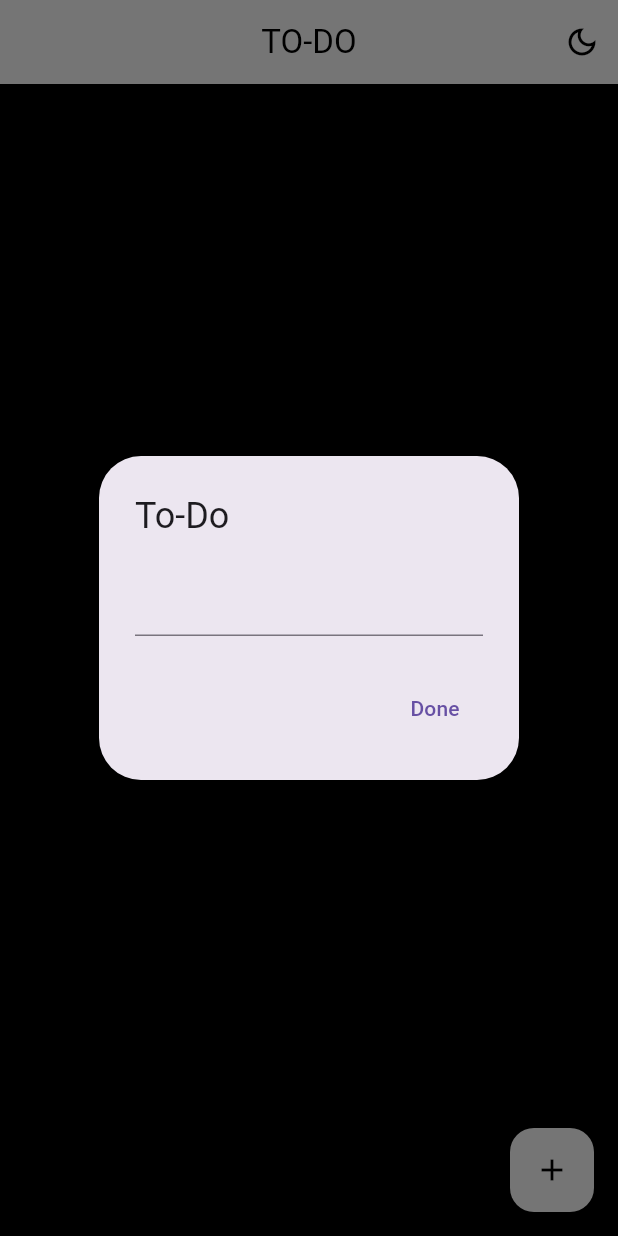
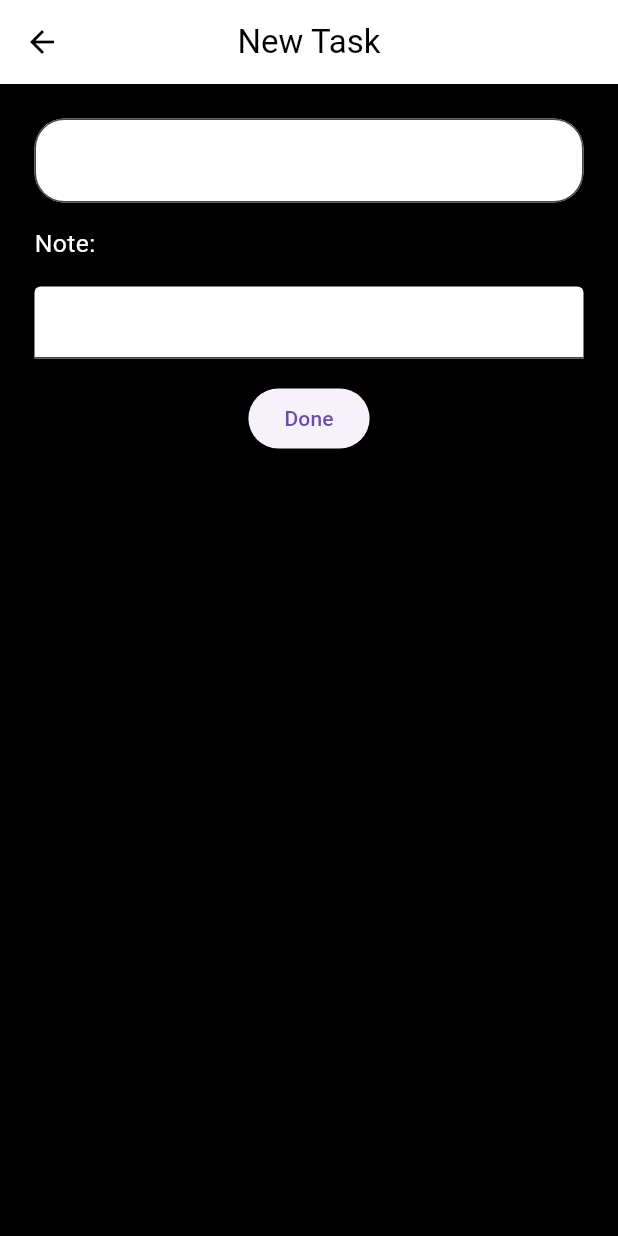
Before and after one commit to Prathik612/ToDo-App, a Flutter app: the screen it shows after launch, after a tap on the "add" icon, on a phone screen of 412 x 824 dp. Run offline on Flutter 3.47's test engine with Material 2 defaults, Android fonts, the phone set to English and light mode, and no system bars.

Commit message:
update 1

```diff
--- a/lib/main.dart
+++ b/lib/main.dart
@@ -1,4 +1,6 @@
 import 'package:flutter/material.dart';
+import 'package:to_do/providers/providers.dart';
+import 'package:to_do/utils/utils.dart';
 
 void main() {
   runApp(const MyApp());
@@ -26,12 +28,6 @@ class ToList extends StatefulWidget {
 }
 
 class _ToListState extends State<ToList> {
-  final TextEditingController _textFieldController = TextEditingController();
-  final List<String> todos = <String>[];
-  final List<bool> isPressed = <bool>[];
-  bool light = false, editMode = false;
-  // bool remove = false;
-
   @override
   Widget build(BuildContext context) {
     return Scaffold(
@@ -88,47 +84,14 @@ class _ToListState extends State<ToList> {
                       onLongPress: () {
                         showDialog(
                             context: context,
-                          barrierDismissible: false, // user must tap button!
                             builder: (BuildContext context) {
                               return AlertDialog(
-                              title: const Text('Delete Item'),
+                                title: Text('${todos[index]}'),
                                 content: SingleChildScrollView(
-                                child: ListBody(
-                                  children: const <Widget>[
-                                    Text('Would you like delete this item?'),
-                                  ],
+                                  child: Text(notes[index]),
                                 ),
-                              ),
-                              actions: <Widget>[
-                                TextButton(
-                                  child: const Text('Cancel'),
-                                  onPressed: () {
-                                    Navigator.of(context).pop();
-                                  },
-                                ),
-                                TextButton(
-                                  child: const Text('Delete'),
-                                  onPressed: () {
-                                    // remove = true;
-                                    setState(() {
-                                      todos.removeAt(index);
-                                      isPressed.removeAt(index);
-                                      Navigator.of(context).pop();
+                              );
                             });
-                                  },
-                                ),
-                              ],
-                            );
-                          },
-                        );
-                        /*setState(() {
-                          _confirmdel(context);
-                          if (remove == true) {
-                            todos.removeAt(index);
-                            isPressed.removeAt(index);
-                            remove = false;
-                          }
-                        });*/
                       },
                       child: Container(
                         alignment: Alignment.centerLeft,
@@ -150,31 +113,29 @@ class _ToListState extends State<ToList> {
                     flex: 2,
                     child: IconButton(
                       onPressed: () {
-                        _textFieldController.text = todos[index];
-                        showDialog(
-                            context: context,
-                            builder: (context) {
-                              return AlertDialog(
-                                content: TextField(
-                                  onChanged: (value) {},
-                                  controller: _textFieldController,
-                                ),
-                                actions: <Widget>[
-                                  TextButton(
-                                      onPressed: () {
                         setState(() {
-                                          String temp = _textFieldController
-                                              .text
-                                              .toString();
-                                          todos[index] = temp;
-                                          Navigator.pop(context, 'Done');
-                                          _textFieldController.clear();
+                          todos.removeAt(index);
+                          notes.removeAt(index);
+                          isPressed.removeAt(index);
                         });
                       },
-                                      child: const Text('Done')),
-                                ],
+                      icon: const Icon(Icons.delete_outline_sharp),
+                      color: light ? Colors.black : Colors.white,
+                    ),
+                  ),
+                  Expanded(
+                    flex: 2,
+                    child: IconButton(
+                      onPressed: () async {
+                        await Navigator.push(
+                          context,
+                          MaterialPageRoute(
+                            builder: ((context) => EditList(
+                                  indexx: index,
+                                )),
+                          ),
                         );
-                            });
+                        setState(() {});
                       },
                       icon: const Icon(Icons.mode_edit_sharp),
                       color: light ? Colors.black : Colors.white,
@@ -189,75 +150,18 @@ class _ToListState extends State<ToList> {
         ),
       ),
       floatingActionButton: FloatingActionButton(
-        onPressed: () {
-          setState(() {
-            _displayTextInputDialog(context);
-          });
+        onPressed: () async {
+          await Navigator.push(
+            context,
+            MaterialPageRoute(
+              builder: ((context) => const AddToList()),
+            ),
+          );
+          setState(() {});
         },
         backgroundColor: light ? Colors.black : Colors.white,
         child: Icon(Icons.add, color: light ? Colors.white : Colors.black),
       ),
     );
   }
-
-  Future<void> _displayTextInputDialog(BuildContext context) async {
-    return showDialog(
-        context: context,
-        builder: (context) {
-          return AlertDialog(
-            title: const Text('To-Do'),
-            content: TextField(
-              onChanged: (value) {},
-              controller: _textFieldController,
-            ),
-            actions: <Widget>[
-              TextButton(
-                  onPressed: () {
-                    setState(() {
-                      String temp = _textFieldController.text.toString();
-                      todos.add(temp);
-                      isPressed.add(false);
-                      Navigator.pop(context, 'Done');
-                      _textFieldController.clear();
-                    });
-                  },
-                  child: const Text('Done')),
-            ],
-          );
-        });
 }
-/*
-  Future<void> _confirmdel(BuildContext context) async {
-    return showDialog<void>(
-      context: context,
-      barrierDismissible: false, // user must tap button!
-      builder: (BuildContext context) {
-        return AlertDialog(
-          title: const Text('Delete Item'),
-          content: SingleChildScrollView(
-            child: ListBody(
-              children: const <Widget>[
-                Text('Would you like delete this item?'),
-              ],
-            ),
-          ),
-          actions: <Widget>[
-            TextButton(
-              child: const Text('Cancel'),
-              onPressed: () {
-                Navigator.of(context).pop();
-              },
-            ),
-            TextButton(
-              child: const Text('Approve'),
-              onPressed: () {
-                remove = true;
-                Navigator.of(context).pop();
-              },
-            ),
-          ],
-        );
-      },
-    );
-  }*/
-}
--- /dev/null
+++ b/lib/providers/add_list_provider.dart
@@ -0,0 +1,93 @@
+import 'package:flutter/material.dart';
+import 'package:to_do/utils/data.dart';
+
+class AddToList extends StatefulWidget {
+  const AddToList({super.key});
+
+  @override
+  State<AddToList> createState() => _AddToListState();
+}
+
+class _AddToListState extends State<AddToList> {
+  final TextEditingController _textFieldController = TextEditingController();
+  final TextEditingController _noteController = TextEditingController();
+
+  @override
+  Widget build(BuildContext context) {
+    return Scaffold(
+      backgroundColor: light ? Colors.white : Colors.black,
+      appBar: AppBar(
+        leading: BackButton(
+          color: light ? Colors.white : Colors.black,
+        ),
+        centerTitle: true,
+        title: const Text('New Task'),
+        backgroundColor: light ? Colors.black : Colors.white,
+        foregroundColor: light ? Colors.white : Colors.black,
+      ),
+      body: SafeArea(
+        minimum: const EdgeInsets.all(15.0),
+        child: Center(
+          child: Column(
+            children: [
+              Padding(
+                padding: const EdgeInsets.all(8.0),
+                child: TextField(
+                  controller: _textFieldController,
+                  decoration: InputDecoration(
+                    filled: true,
+                    fillColor: Colors.white,
+                    border: OutlineInputBorder(
+                      borderRadius: BorderRadius.circular(20),
+                      borderSide: const BorderSide(
+                        color: Colors.red,
+                      ),
+                    ),
+                  ),
+                ),
+              ),
+              Padding(
+                padding: const EdgeInsets.all(8.0),
+                child: Container(
+                  alignment: Alignment.centerLeft,
+                  child: Text(
+                    'Note:',
+                    style: TextStyle(
+                      color: light ? Colors.black : Colors.white,
+                      fontSize: 16.5,
+                    ),
+                  ),
+                ),
+              ),
+              Padding(
+                padding: const EdgeInsets.all(8.0),
+                child: TextField(
+                  maxLines: null,
+                  keyboardType: TextInputType.multiline,
+                  controller: _noteController,
+                  decoration: const InputDecoration(
+                    filled: true,
+                    fillColor: Colors.white,
+                  ),
+                ),
+              ),
+              Padding(
+                padding: const EdgeInsets.all(8.0),
+                child: ElevatedButton(
+                    onPressed: () {
+                      String temp = _textFieldController.text.toString();
+                      todos.add(temp);
+                      temp = _noteController.text.toString();
+                      notes.add(temp);
+                      isPressed.add(false);
+                      Navigator.pop(context, 'Done');
+                    },
+                    child: const Text('Done')),
+              )
+            ],
+          ),
+        ),
+      ),
+    );
+  }
+}
--- /dev/null
+++ b/lib/providers/providers.dart
@@ -0,0 +1,2 @@
+export 'add_list_provider.dart';
+export 'edit_provider.dart';
--- /dev/null
+++ b/lib/utils/data.dart
@@ -0,0 +1,4 @@
+final List<String> todos = <String>[];
+final List<String> notes = <String>[];
+final List<bool> isPressed = <bool>[];
+bool light = false;
--- /dev/null
+++ b/lib/utils/utils.dart
@@ -0,0 +1,2 @@
+export 'data.dart';
+export 'theme_mode.dart';
--- a/pubspec.yaml
+++ b/pubspec.yaml
@@ -37,6 +37,7 @@ dependencies:
   # Use with the CupertinoIcons class for iOS style icons.
   cupertino_icons: ^1.0.2
   flutter_launcher_icons: ^0.11.0
+  get: ^4.6.5
 
 dev_dependencies:
   flutter_test:
```
Also changed, not shown: lib/old.dart (added, +229 -0 lines), lib/providers/edit_provider.dart (added, +96 -0 lines), lib/utils/theme_mode.dart (added, +9 -0 lines), pubspec.lock. Lines whose indentation alone changed are shown as unchanged.
